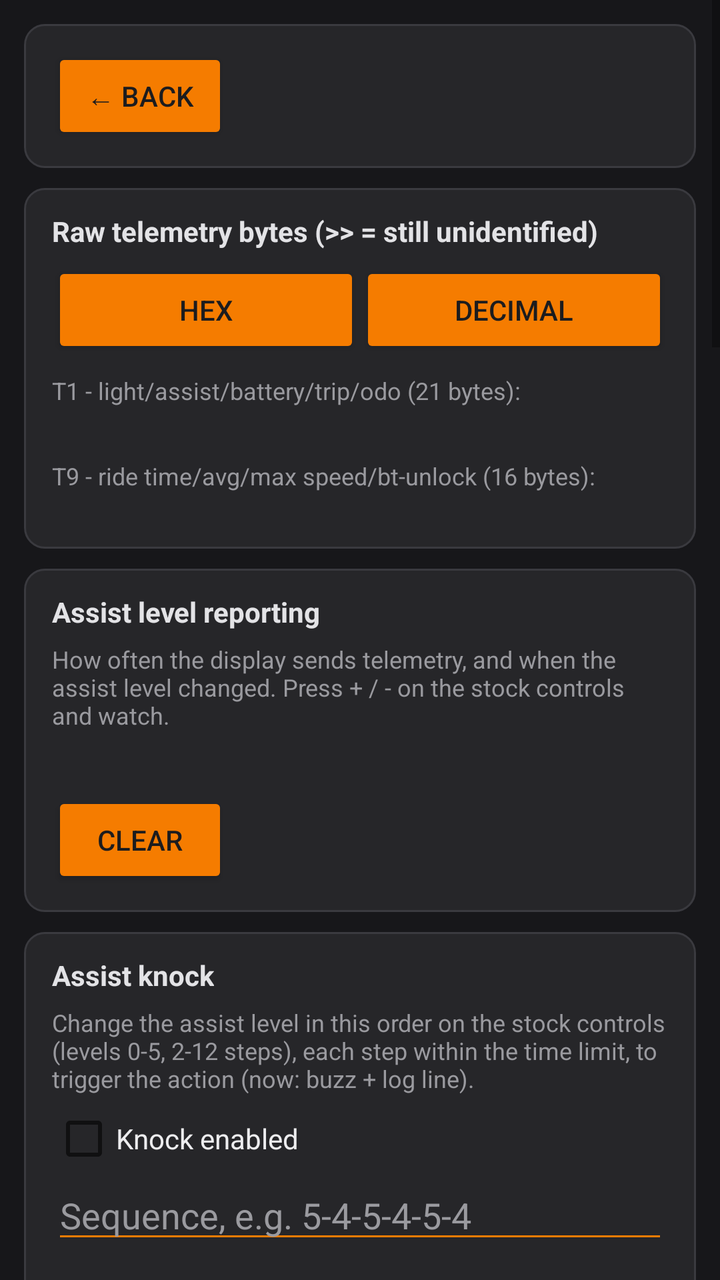
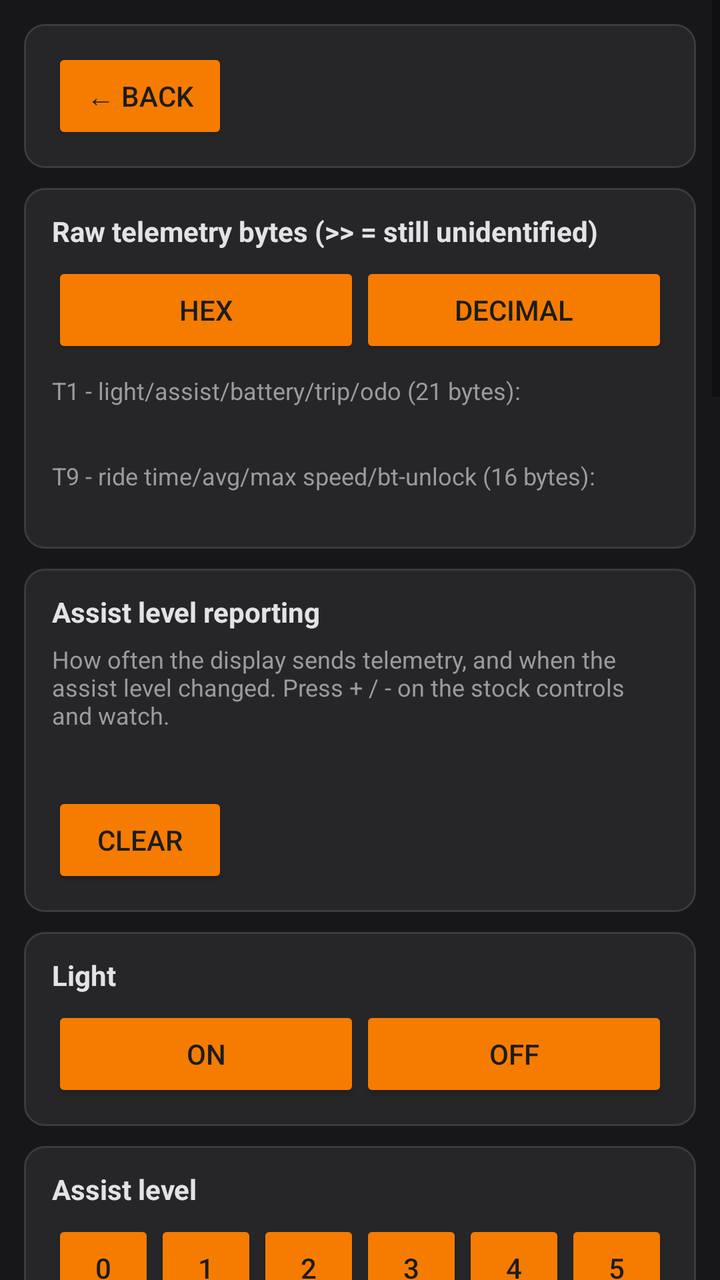

Two renders of the same Android screen: before a commit and after it. Below are the layout's source before the change and the commit's diff.
<!-- AndroidManifest.xml: application theme Theme.AppCompat.DayNight.NoActionBar -->
<!-- res/layout/screen_developer.xml -->
<?xml version="1.0" encoding="utf-8"?>
<ScrollView xmlns:android="http://schemas.android.com/apk/res/android"
    android:layout_width="match_parent"
    android:layout_height="match_parent"
    android:background="@color/page_bg">

    <LinearLayout
        android:orientation="vertical"
        android:layout_width="match_parent"
        android:layout_height="wrap_content"
        android:padding="12dp">

        <LinearLayout style="@style/CardContainer">
            <Button android:id="@+id/backBtn" style="@style/AmberButton" android:text="@string/back" />
        </LinearLayout>

        
        <LinearLayout style="@style/CardContainer">
            <TextView style="@style/CardTitle" android:text="@string/raw_telemetry_title" />
            <LinearLayout android:orientation="horizontal" android:layout_width="match_parent" android:layout_height="wrap_content">
                <Button android:id="@+id/rawHexBtn" style="@style/AmberButton.Row" android:text="@string/raw_hex" />
                <Button android:id="@+id/rawDecimalBtn" style="@style/AmberButton.Row" android:text="@string/raw_decimal" />
            </LinearLayout>
            <TextView style="@style/HintText" android:paddingTop="8dp" android:text="@string/raw_t1_hint" />
            <TextView android:id="@+id/rawT1View" style="@style/MonoText" android:layout_width="match_parent" />
            <TextView style="@style/HintText" android:paddingTop="10dp" android:text="@string/raw_t9_hint" />
            <TextView android:id="@+id/rawT9View" style="@style/MonoText" android:layout_width="match_parent" />
        </LinearLayout>

        
        <LinearLayout style="@style/CardContainer">
            <TextView style="@style/CardTitle" android:text="@string/analysis_title" />
            <TextView style="@style/HintText" android:paddingBottom="6dp" android:text="@string/analysis_hint" />
            <TextView android:id="@+id/analysisView" style="@style/MonoText" android:layout_width="match_parent" />
            <Button android:id="@+id/analysisClearBtn" style="@style/AmberButton" android:layout_marginTop="8dp" android:text="@string/analysis_clear" />
        </LinearLayout>

        
        <LinearLayout style="@style/CardContainer">
            <TextView style="@style/CardTitle" android:text="@string/gesture_title" />
            <TextView style="@style/HintText" android:paddingBottom="6dp" android:text="@string/gesture_hint" />
            <CheckBox
                android:id="@+id/gestureEnabledCheckbox"
                android:layout_width="wrap_content"
                android:layout_height="wrap_content"
                android:textColor="@color/text_primary"
                android:text="@string/gesture_enabled" />
            <EditText android:id="@+id/gestureSequenceInput" style="@style/StyledEditText" android:hint="@string/gesture_sequence_hint" android:inputType="text" />
            <EditText android:id="@+id/gestureGapInput" style="@style/StyledEditText" android:hint="@string/gesture_gap_hint" android:inputType="number" />
            <Button android:id="@+id/gestureSaveBtn" style="@style/AmberButton" android:layout_width="match_parent" android:text="@string/gesture_save" />
            <TextView android:id="@+id/gestureStatus" style="@style/HintText" android:paddingTop="6dp" />
        </LinearLayout>

        <LinearLayout style="@style/CardContainer">
            <TextView style="@style/CardTitle" android:text="@string/light_title" />
            <LinearLayout android:orientation="horizontal" android:layout_width="match_parent" android:layout_height="wrap_content">
                <Button android:id="@+id/lightOnBtn" style="@style/AmberButton.Row" android:text="@string/light_on" />
                <Button android:id="@+id/lightOffBtn" style="@style/AmberButton.Row" android:text="@string/light_off" />
            </LinearLayout>
        </LinearLayout>

        <LinearLayout style="@style/CardContainer">
            <TextView style="@style/CardTitle" android:text="@string/assist_level_title" />
            <LinearLayout android:orientation="horizontal" android:layout_width="match_parent" android:layout_height="wrap_content">
                <Button android:id="@+id/assist0Btn" style="@style/AmberButton.Row" android:text="@string/digit_0" />
                <Button android:id="@+id/assist1Btn" style="@style/AmberButton.Row" android:text="@string/digit_1" />
                <Button android:id="@+id/assist2Btn" style="@style/AmberButton.Row" android:text="@string/digit_2" />
                <Button android:id="@+id/assist3Btn" style="@style/AmberButton.Row" android:text="@string/digit_3" />
                <Button android:id="@+id/assist4Btn" style="@style/AmberButton.Row" android:text="@string/digit_4" />
                <Button android:id="@+id/assist5Btn" style="@style/AmberButton.Row" android:text="@string/digit_5" />
            </LinearLayout>
        </LinearLayout>

        <LinearLayout style="@style/CardContainer">
            <TextView style="@style/CardTitle" android:text="@string/brightness_title" />
            <LinearLayout android:orientation="horizontal" android:layout_width="match_parent" android:layout_height="wrap_content">
                <Button android:id="@+id/brightness1Btn" style="@style/AmberButton.Row" android:text="@string/digit_1" />
                <Button android:id="@+id/brightness2Btn" style="@style/AmberButton.Row" android:text="@string/digit_2" />
                <Button android:id="@+id/brightness3Btn" style="@style/AmberButton.Row" android:text="@string/digit_3" />
                <Button android:id="@+id/brightness4Btn" style="@style/AmberButton.Row" android:text="@string/digit_4" />
            </LinearLayout>
        </LinearLayout>

        <LinearLayout style="@style/CardContainer">
            <TextView style="@style/CardTitle" android:text="@string/bt_unlock_title" />
            <LinearLayout android:orientation="horizontal" android:layout_width="match_parent" android:layout_height="wrap_content">
                <Button android:id="@+id/btUnlock1Btn" style="@style/AmberButton.Row" android:text="@string/digit_1" />
                <Button android:id="@+id/btUnlock2Btn" style="@style/AmberButton.Row" android:text="@string/digit_2" />
                <Button android:id="@+id/btUnlock3Btn" style="@style/AmberButton.Row" android:text="@string/digit_3" />
                <Button android:id="@+id/btUnlock4Btn" style="@style/AmberButton.Row" android:text="@string/digit_4" />
                <Button android:id="@+id/btUnlock5Btn" style="@style/AmberButton.Row" android:text="@string/digit_5" />
            </LinearLayout>
        </LinearLayout>

        <LinearLayout style="@style/CardContainer">
            <TextView style="@style/CardTitle" android:text="@string/nav_startstop_title" />
            <LinearLayout android:orientation="horizontal" android:layout_width="match_parent" android:layout_height="wrap_content">
                <Button android:id="@+id/navStartBtn" style="@style/AmberButton.Row" android:text="@string/nav_start" />
                <Button android:id="@+id/navStopBtn" style="@style/AmberButton.Row" android:text="@string/nav_stop" />
            </LinearLayout>
        </LinearLayout>

        <LinearLayout style="@style/CardContainer">
            <TextView style="@style/CardTitle" android:text="@string/nav_update_title" />
            <EditText android:id="@+id/tmpIconInput" style="@style/StyledEditText" android:hint="@string/hint_tmp_icon" android:inputType="number" />
            <EditText android:id="@+id/curRetainInput" style="@style/StyledEditText" android:hint="@string/hint_cur_retain" android:inputType="number" />
            <EditText android:id="@+id/nextStepDistInput" style="@style/StyledEditText" android:hint="@string/hint_next_step_dist" android:inputType="number" />
            <EditText android:id="@+id/nextIconInput" style="@style/StyledEditText" android:hint="@string/hint_next_icon" android:inputType="number" />
            <EditText android:id="@+id/nextNextStepDistInput" style="@style/StyledEditText" android:hint="@string/hint_next_next_step_dist" android:inputType="number" />
            <EditText android:id="@+id/nextNextIconInput" style="@style/StyledEditText" android:hint="@string/hint_next_next_icon" android:inputType="number" />
            <EditText android:id="@+id/pathRetainInput" style="@style/StyledEditText" android:hint="@string/hint_path_retain" android:inputType="number" />
            <LinearLayout android:orientation="horizontal" android:layout_width="match_parent" android:layout_height="wrap_content">
                <Button android:id="@+id/navPresetBtn" style="@style/AmberButton.Row" android:text="@string/nav_preset" />
                <Button android:id="@+id/navSendBtn" style="@style/AmberButton.Row" android:text="@string/nav_send" />
            </LinearLayout>
            <TextView style="@style/HintText" android:paddingTop="4dp"
                android:text="@string/nav_icon_codes" />
        </LinearLayout>

        <LinearLayout style="@style/CardContainer">
            <TextView style="@style/CardTitle" android:text="@string/device_settings" />
            <LinearLayout android:orientation="horizontal" android:layout_width="match_parent" android:layout_height="wrap_content">
                <Button android:id="@+id/unitsKmBtn2" style="@style/AmberButton.Row" android:text="@string/units_km" />
                <Button android:id="@+id/unitsMiBtn2" style="@style/AmberButton.Row" android:text="@string/units_mi" />
            </LinearLayout>
            <EditText android:id="@+id/autoOffInput2" style="@style/StyledEditText" android:hint="@string/auto_off_hint" android:inputType="number" />
            <Button android:id="@+id/setAutoOffBtn2" style="@style/AmberButton" android:layout_width="match_parent" android:text="@string/set_auto_off" />
        </LinearLayout>

        <LinearLayout style="@style/CardContainer">
            <TextView style="@style/CardTitle" android:text="@string/log_title" />
            <CheckBox android:id="@+id/telemetryLogCheckbox" android:layout_width="wrap_content" android:layout_height="wrap_content"
                android:textColor="@color/text_primary"
                android:text="@string/log_telemetry_checkbox" />
            <androidx.core.widget.NestedScrollView
                android:id="@+id/logScroll"
                android:layout_width="match_parent"
                android:layout_height="260dp"
                android:focusable="false"
                android:descendantFocusability="blocksDescendants"
                android:padding="6dp"
                android:background="@drawable/log_bg">
                <TextView
                    android:id="@+id/logView"
                    android:layout_width="match_parent"
                    android:layout_height="wrap_content"
                    android:textSize="12sp"
                    android:textColor="@color/text_primary" />
            </androidx.core.widget.NestedScrollView>
            <LinearLayout android:orientation="horizontal" android:layout_width="match_parent" android:layout_height="wrap_content">
                <Button android:id="@+id/copyLogBtn" style="@style/AmberButton.Row" android:text="@string/copy_log" />
                <Button android:id="@+id/clearLogBtn" style="@style/AmberButton.Row" android:text="@string/clear_log" />
            </LinearLayout>
        </LinearLayout>

    </LinearLayout>
</ScrollView>
<!-- resources referenced by this layout -->
<resources>
  <color name="page_bg">#FF17171A</color>
  <color name="text_primary">#FFEDEDEF</color>
  <string name="analysis_clear" translatable="false">Clear</string>
  <string name="analysis_title" translatable="false">Assist level reporting</string>
  <string name="assist_level_title">Assist level</string>
  <string name="auto_off_hint">Auto-off timeout (minutes)</string>
  <string name="back">← Back</string>
  <string name="brightness_title">Brightness</string>
  <string name="bt_unlock_title">BT unlock level</string>
  <string name="clear_log">Clear log</string>
  <string name="copy_log">Copy log</string>
  <string name="device_settings">Device settings</string>
  <string name="digit_0" translatable="false">0</string>
  <string name="digit_1" translatable="false">1</string>
  <string name="digit_2" translatable="false">2</string>
  <string name="digit_3" translatable="false">3</string>
  <string name="digit_4" translatable="false">4</string>
  <string name="digit_5" translatable="false">5</string>
  <string name="gesture_enabled" translatable="false">Knock enabled</string>
  <string name="gesture_gap_hint" translatable="false">Max time between steps (ms, 200-10000)</string>
  <string name="gesture_hint" translatable="false">Change the assist level in this order on the stock controls (levels 0-5, 2-12 steps), each step within the time limit, to trigger the action (now: buzz + log line).</string>
  <string name="gesture_save" translatable="false">Save knock</string>
  <string name="gesture_sequence_hint" translatable="false">Sequence, e.g. 5-4-5-4-5-4</string>
  <string name="gesture_title" translatable="false">Assist knock</string>
  <string name="hint_cur_retain" translatable="false">curStepRetainDistance (m, counts down)</string>
  <string name="hint_next_icon" translatable="false">nextIconType (icon after this one)</string>
  <string name="hint_next_next_icon" translatable="false">nextNextIconType (icon two after this one)</string>
  <string name="hint_next_next_step_dist" translatable="false">nextNextStepDistance (m)</string>
  <string name="hint_next_step_dist" translatable="false">nextStepDistance (m, length of this step)</string>
  <string name="hint_path_retain" translatable="false">pathRetainDistance (m, total route remaining)</string>
  <string name="hint_tmp_icon" translatable="false">tmpIconType (current approaching maneuver icon, e.g. 3=right)</string>
  <string name="light_off">Off</string>
  <string name="light_on">On</string>
  <string name="light_title">Light</string>
  <string name="log_telemetry_checkbox">Show T1/T9 telemetry in log (noisy - several lines/sec)</string>
  <string name="log_title">Log</string>
  <string name="nav_preset" translatable="false">Preset: right turn in 200m</string>
  <string name="nav_send">Send nav update</string>
  <string name="nav_start">Nav START</string>
  <string name="nav_startstop_title">Nav start/stop (0xF1)</string>
  <string name="nav_stop">Nav STOP</string>
  <string name="nav_update_title">Nav update</string>
  <string name="raw_decimal">Decimal</string>
  <string name="raw_hex">Hex</string>
  <string name="raw_t1_hint" translatable="false">T1 - light/assist/battery/trip/odo (21 bytes):</string>
  <string name="raw_t9_hint" translatable="false">T9 - ride time/avg/max speed/bt-unlock (16 bytes):</string>
  <string name="raw_telemetry_title">Raw telemetry bytes (&gt;&gt; = still unidentified)</string>
  <string name="set_auto_off">Set auto-off</string>
  <string name="units_km">Units: KM</string>
  <string name="units_mi">Units: MI</string>
  <color name="log_bg">#FF101012</color>
  <color name="on_amber">#FF1C1C1E</color>
  <color name="amber">#FFF57C00</color>
  <color name="accent_text">#FFE3E3E6</color>
  <color name="text_hint">#FF9A9A9F</color>
  <color name="card_bg">#FF262629</color>
  <color name="card_border">#FF3A3A3F</color>
  <!-- unchanged entries left out for length: 11 -->
</resources>

<!-- the commit's change to res/layout/screen_developer.xml (unified diff, before → after) -->
@@ -33,22 +33,6 @@
             <TextView style="@style/HintText" android:paddingBottom="6dp" android:text="@string/analysis_hint" />
             <TextView android:id="@+id/analysisView" style="@style/MonoText" android:layout_width="match_parent" />
             <Button android:id="@+id/analysisClearBtn" style="@style/AmberButton" android:layout_marginTop="8dp" android:text="@string/analysis_clear" />
-        </LinearLayout>
-
-        
-        <LinearLayout style="@style/CardContainer">
-            <TextView style="@style/CardTitle" android:text="@string/gesture_title" />
-            <TextView style="@style/HintText" android:paddingBottom="6dp" android:text="@string/gesture_hint" />
-            <CheckBox
-                android:id="@+id/gestureEnabledCheckbox"
-                android:layout_width="wrap_content"
-                android:layout_height="wrap_content"
-                android:textColor="@color/text_primary"
-                android:text="@string/gesture_enabled" />
-            <EditText android:id="@+id/gestureSequenceInput" style="@style/StyledEditText" android:hint="@string/gesture_sequence_hint" android:inputType="text" />
-            <EditText android:id="@+id/gestureGapInput" style="@style/StyledEditText" android:hint="@string/gesture_gap_hint" android:inputType="number" />
-            <Button android:id="@+id/gestureSaveBtn" style="@style/AmberButton" android:layout_width="match_parent" android:text="@string/gesture_save" />
-            <TextView android:id="@+id/gestureStatus" style="@style/HintText" android:paddingTop="6dp" />
         </LinearLayout>
 
         <LinearLayout style="@style/CardContainer">
<!-- resource entries referenced after the edit -->
@@ -18,12 +18,6 @@
   <string name="digit_3" translatable="false">3</string>
   <string name="digit_4" translatable="false">4</string>
   <string name="digit_5" translatable="false">5</string>
-  <string name="gesture_enabled" translatable="false">Knock enabled</string>
-  <string name="gesture_gap_hint" translatable="false">Max time between steps (ms, 200-10000)</string>
-  <string name="gesture_hint" translatable="false">Change the assist level in this order on the stock controls (levels 0-5, 2-12 steps), each step within the time limit, to trigger the action (now: buzz + log line).</string>
-  <string name="gesture_save" translatable="false">Save knock</string>
-  <string name="gesture_sequence_hint" translatable="false">Sequence, e.g. 5-4-5-4-5-4</string>
-  <string name="gesture_title" translatable="false">Assist knock</string>
   <string name="hint_cur_retain" translatable="false">curStepRetainDistance (m, counts down)</string>
   <string name="hint_next_icon" translatable="false">nextIconType (icon after this one)</string>
   <string name="hint_next_next_icon" translatable="false">nextNextIconType (icon two after this one)</string>
